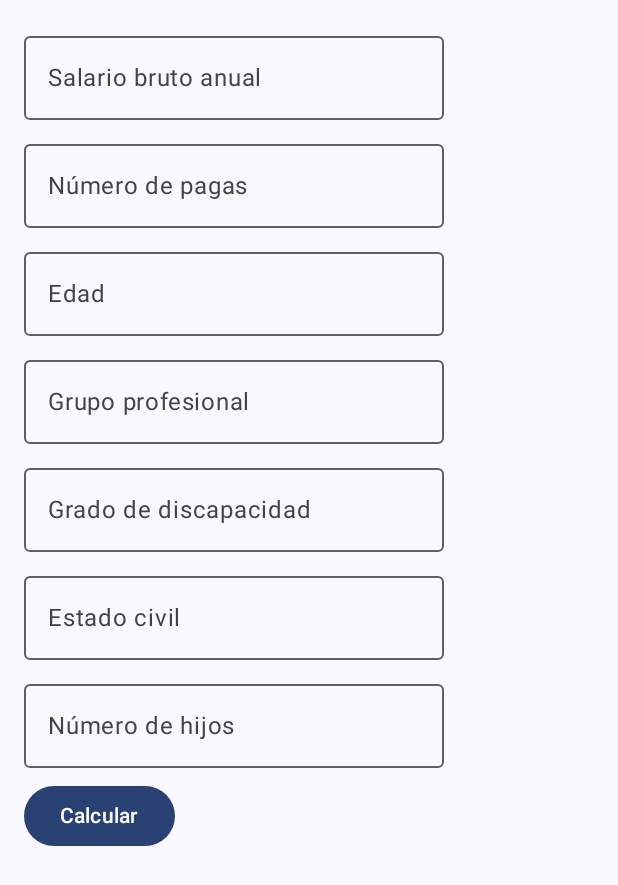
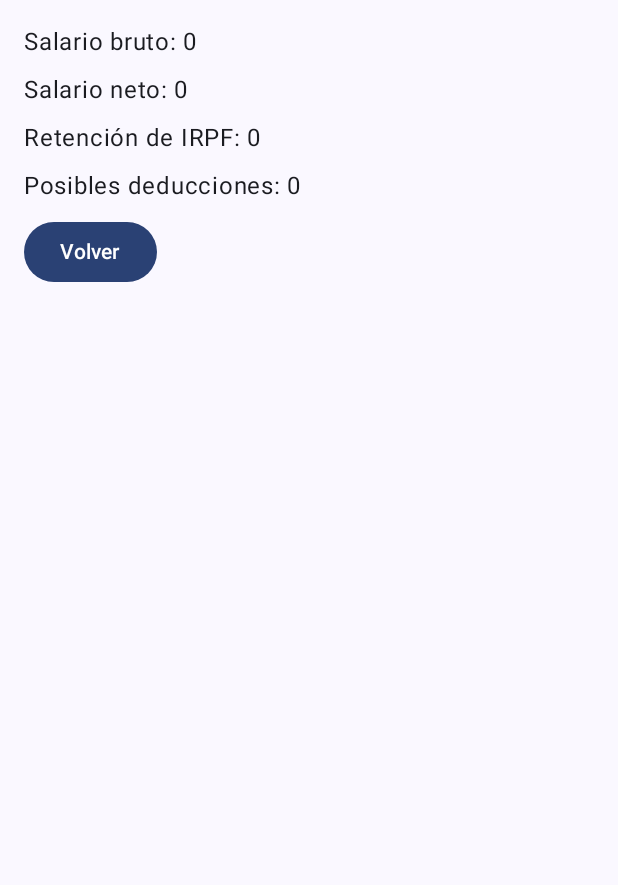
Before and after one commit to Aeb-M/CalculadoraActividadUno, an Android app built with Jetpack Compose: the screen it shows after launch (MainActivity), on a phone screen of 412 x 824 dp. Shown: the top 885 px of the screen. Run offline under Robolectric (Android 15) with nearby library versions, the phone set to English and light mode, and no system bars.

Commit message:
creo vista 2

```diff
--- a/app/src/main/java/com/aebm/calculadoraactividaduno/MainActivity.kt
+++ b/app/src/main/java/com/aebm/calculadoraactividaduno/MainActivity.kt
@@ -12,7 +12,7 @@ import androidx.compose.runtime.Composable
 import androidx.compose.ui.Modifier
 import androidx.compose.ui.tooling.preview.Preview
 import com.aebm.calculadoraactividaduno.ui.theme.CalculadoraActividadUnoTheme
-import com.aebm.calculadoraactividaduno.ui.theme.FormularioScreen
+import com.aebm.calculadoraactividaduno.ui.theme.ResultadoScreen
 
 class MainActivity : ComponentActivity() {
     override fun onCreate(savedInstanceState: Bundle?) {
@@ -21,7 +21,7 @@ class MainActivity : ComponentActivity() {
         setContent {
             CalculadoraActividadUnoTheme {
                 Scaffold(modifier = Modifier.fillMaxSize()) { innerPadding ->
-                    FormularioScreen(modifier = Modifier.padding(innerPadding))
+                    ResultadoScreen(modifier = Modifier.padding(innerPadding))
                 }
             }
         }
--- /dev/null
+++ b/app/src/main/java/com/aebm/calculadoraactividaduno/ui/theme/VistaDosResultado.kt
@@ -0,0 +1,31 @@
+package com.aebm.calculadoraactividaduno.ui.theme
+
+import androidx.compose.foundation.layout.*
+import androidx.compose.material3.*
+import androidx.compose.runtime.*
+import androidx.compose.ui.Modifier
+import androidx.compose.ui.tooling.preview.Preview
+import androidx.compose.ui.unit.dp
+
+@Composable
+fun ResultadoScreen(modifier: Modifier = Modifier) {
+    Column(
+        modifier = modifier.padding(16.dp),
+        verticalArrangement = Arrangement.spacedBy(8.dp)
+    ) {
+        Text("Salario bruto: 0")
+        Text("Salario neto: 0")
+        Text("Retención de IRPF: 0")
+        Text("Posibles deducciones: 0")
+
+        Button(onClick = { }) {
+            Text("Volver")
+        }
+    }
+}
+
+@Preview(showBackground = true)
+@Composable
+fun VistaDosPreview() {
+    ResultadoScreen()
+}
```
